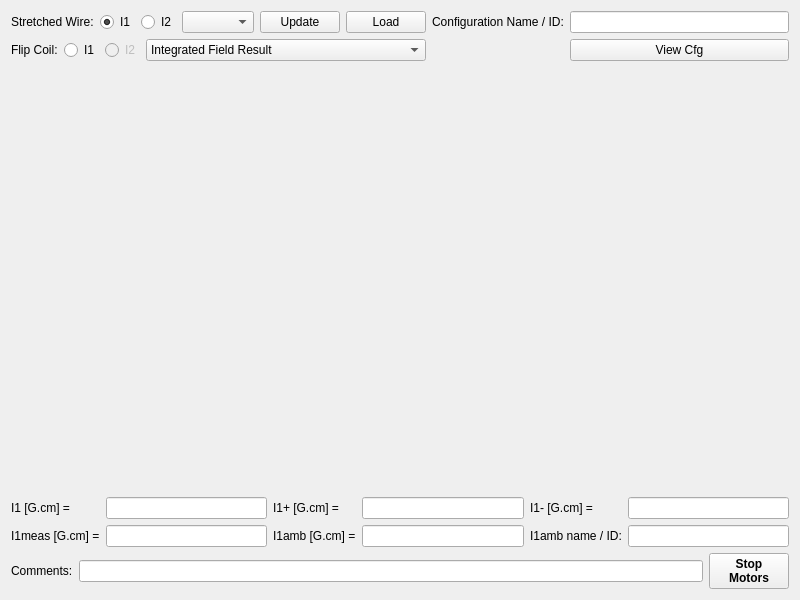
The window that movingwire/gui/ui/analysiswidget.ui (lnls-ima/moving-wire-control) describes before a commit, drawn with Qt 5.
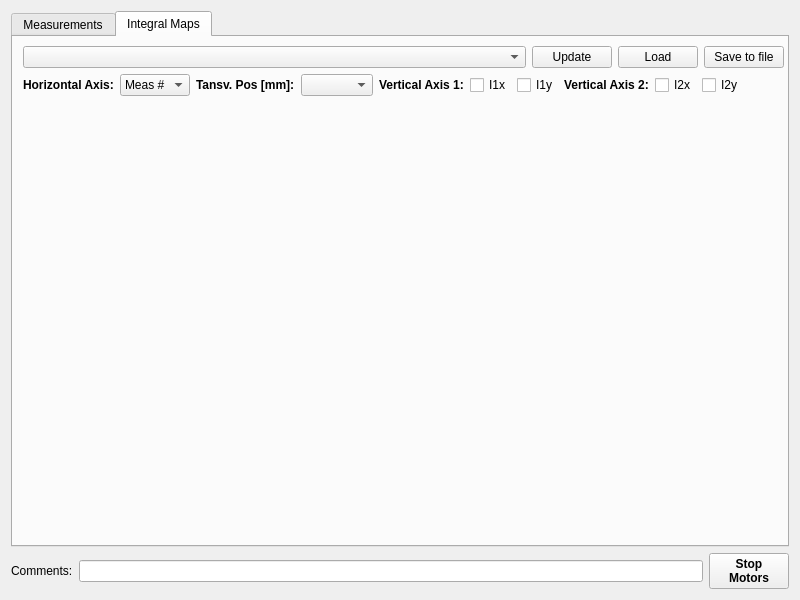
The same window after the commit. The open tabs and pages were chosen to show the change. Icons and pictures are not drawn.

Commit message: Adding field integrals map.

The edit to the form file:
```diff
--- a/movingwire/gui/ui/analysiswidget.ui
+++ b/movingwire/gui/ui/analysiswidget.ui
@@ -13,6 +13,64 @@
   <property name="windowTitle">
    <string>Form</string>
   </property>
+  <layout class="QGridLayout" name="gridLayout_4">
+   <item row="1" column="0">
+    <layout class="QHBoxLayout" name="horizontalLayout_3">
+     <item>
+      <widget class="QLabel" name="label_8">
+       <property name="sizePolicy">
+        <sizepolicy hsizetype="Maximum" vsizetype="Preferred">
+         <horstretch>0</horstretch>
+         <verstretch>0</verstretch>
+        </sizepolicy>
+       </property>
+       <property name="text">
+        <string>Comments:</string>
+       </property>
+      </widget>
+     </item>
+     <item>
+      <widget class="QLineEdit" name="le_comments">
+       <property name="readOnly">
+        <bool>true</bool>
+       </property>
+      </widget>
+     </item>
+     <item>
+      <widget class="QPushButton" name="pbt_stop_motors">
+       <property name="font">
+        <font>
+         <weight>75</weight>
+         <bold>true</bold>
+        </font>
+       </property>
+       <property name="text">
+        <string>Stop
+Motors</string>
+       </property>
+       <property name="icon">
+        <iconset>
+         <normaloff>../../resources/img/stop.svg</normaloff>../../resources/img/stop.svg</iconset>
+       </property>
+       <property name="iconSize">
+        <size>
+         <width>25</width>
+         <height>25</height>
+        </size>
+       </property>
+      </widget>
+     </item>
+    </layout>
+   </item>
+   <item row="0" column="0">
+    <widget class="QTabWidget" name="twg_analysis">
+     <property name="currentIndex">
+      <number>0</number>
+     </property>
+     <widget class="QWidget" name="measurements">
+      <attribute name="title">
+       <string>Measurements</string>
+      </attribute>
   <layout class="QGridLayout" name="gridLayout_2">
    <item row="0" column="0">
     <layout class="QHBoxLayout" name="horizontalLayout_2">
@@ -387,30 +445,73 @@
      </item>
     </layout>
    </item>
-   <item row="4" column="0" colspan="3">
-    <layout class="QHBoxLayout" name="horizontalLayout_3">
+      </layout>
+     </widget>
+     <widget class="QWidget" name="maps">
+      <attribute name="title">
+       <string>Integral Maps</string>
+      </attribute>
+      <widget class="QWidget" name="">
+       <property name="geometry">
+        <rect>
+         <x>10</x>
+         <y>9</y>
+         <width>761</width>
+         <height>501</height>
+        </rect>
+       </property>
+       <layout class="QGridLayout" name="gridLayout_3">
+        <item row="0" column="0">
+         <layout class="QHBoxLayout" name="horizontalLayout_5">
      <item>
-      <widget class="QLabel" name="label_8">
+           <widget class="QComboBox" name="cmb_map_name">
        <property name="sizePolicy">
-        <sizepolicy hsizetype="Maximum" vsizetype="Preferred">
+             <sizepolicy hsizetype="Expanding" vsizetype="Fixed">
          <horstretch>0</horstretch>
          <verstretch>0</verstretch>
         </sizepolicy>
        </property>
+           </widget>
+          </item>
+          <item>
+           <widget class="QPushButton" name="pbt_update_map">
+            <property name="sizePolicy">
+             <sizepolicy hsizetype="Maximum" vsizetype="Maximum">
+              <horstretch>0</horstretch>
+              <verstretch>0</verstretch>
+             </sizepolicy>
+            </property>
        <property name="text">
-        <string>Comments:</string>
+             <string>Update</string>
        </property>
       </widget>
      </item>
      <item>
-      <widget class="QLineEdit" name="le_comments">
-       <property name="readOnly">
-        <bool>true</bool>
+           <widget class="QPushButton" name="pbt_load_map">
+            <property name="text">
+             <string>Load</string>
        </property>
       </widget>
      </item>
      <item>
-      <widget class="QPushButton" name="pbt_stop_motors">
+           <widget class="QPushButton" name="pbt_save_map">
+            <property name="text">
+             <string>Save to file</string>
+            </property>
+           </widget>
+          </item>
+         </layout>
+        </item>
+        <item row="1" column="0">
+         <layout class="QHBoxLayout" name="horizontalLayout_4">
+          <item>
+           <widget class="QLabel" name="label">
+            <property name="sizePolicy">
+             <sizepolicy hsizetype="Maximum" vsizetype="Maximum">
+              <horstretch>0</horstretch>
+              <verstretch>0</verstretch>
+             </sizepolicy>
+            </property>
        <property name="font">
         <font>
          <weight>75</weight>
@@ -418,22 +519,170 @@
         </font>
        </property>
        <property name="text">
-        <string>Stop
-Motors</string>
-       </property>
-       <property name="icon">
-        <iconset>
-         <normaloff>../../resources/img/stop.svg</normaloff>../../resources/img/stop.svg</iconset>
-       </property>
-       <property name="iconSize">
+             <string>Horizontal Axis:</string>
+            </property>
+           </widget>
+          </item>
+          <item>
+           <widget class="QComboBox" name="cmb_hor">
+            <item>
+             <property name="text">
+              <string>Meas #</string>
+             </property>
+            </item>
+            <item>
+             <property name="text">
+              <string>X [mm]</string>
+             </property>
+            </item>
+            <item>
+             <property name="text">
+              <string>Y [mm]</string>
+             </property>
+            </item>
+           </widget>
+          </item>
+          <item>
+           <widget class="QLabel" name="lbl_transv_pos">
+            <property name="sizePolicy">
+             <sizepolicy hsizetype="Preferred" vsizetype="Maximum">
+              <horstretch>0</horstretch>
+              <verstretch>0</verstretch>
+             </sizepolicy>
+            </property>
+            <property name="font">
+             <font>
+              <weight>75</weight>
+              <bold>true</bold>
+             </font>
+            </property>
+            <property name="text">
+             <string>Tansv. Pos [mm]:</string>
+            </property>
+           </widget>
+          </item>
+          <item>
+           <widget class="QComboBox" name="cmb_transv_pos"/>
+          </item>
+          <item>
+           <widget class="QLabel" name="label_2">
+            <property name="sizePolicy">
+             <sizepolicy hsizetype="Maximum" vsizetype="Maximum">
+              <horstretch>0</horstretch>
+              <verstretch>0</verstretch>
+             </sizepolicy>
+            </property>
+            <property name="font">
+             <font>
+              <weight>75</weight>
+              <bold>true</bold>
+             </font>
+            </property>
+            <property name="text">
+             <string>Vertical Axis 1:</string>
+            </property>
+           </widget>
+          </item>
+          <item>
+           <widget class="QCheckBox" name="chb_I1x">
+            <property name="sizePolicy">
+             <sizepolicy hsizetype="Maximum" vsizetype="Fixed">
+              <horstretch>0</horstretch>
+              <verstretch>0</verstretch>
+             </sizepolicy>
+            </property>
+            <property name="text">
+             <string>I1x</string>
+            </property>
+           </widget>
+          </item>
+          <item>
+           <widget class="QCheckBox" name="chb_I1y">
+            <property name="sizePolicy">
+             <sizepolicy hsizetype="Maximum" vsizetype="Fixed">
+              <horstretch>0</horstretch>
+              <verstretch>0</verstretch>
+             </sizepolicy>
+            </property>
+            <property name="text">
+             <string>I1y</string>
+            </property>
+           </widget>
+          </item>
+          <item>
+           <widget class="QLabel" name="label_3">
+            <property name="sizePolicy">
+             <sizepolicy hsizetype="Maximum" vsizetype="Maximum">
+              <horstretch>0</horstretch>
+              <verstretch>0</verstretch>
+             </sizepolicy>
+            </property>
+            <property name="font">
+             <font>
+              <weight>75</weight>
+              <bold>true</bold>
+             </font>
+            </property>
+            <property name="text">
+             <string>Vertical Axis 2:</string>
+            </property>
+           </widget>
+          </item>
+          <item>
+           <widget class="QCheckBox" name="chb_I2x">
+            <property name="sizePolicy">
+             <sizepolicy hsizetype="Maximum" vsizetype="Maximum">
+              <horstretch>0</horstretch>
+              <verstretch>0</verstretch>
+             </sizepolicy>
+            </property>
+            <property name="text">
+             <string>I2x</string>
+            </property>
+           </widget>
+          </item>
+          <item>
+           <widget class="QCheckBox" name="chb_I2y">
+            <property name="sizePolicy">
+             <sizepolicy hsizetype="Maximum" vsizetype="Maximum">
+              <horstretch>0</horstretch>
+              <verstretch>0</verstretch>
+             </sizepolicy>
+            </property>
+            <property name="text">
+             <string>I2y</string>
+            </property>
+           </widget>
+          </item>
+          <item>
+           <spacer name="horizontalSpacer_3">
+            <property name="orientation">
+             <enum>Qt::Horizontal</enum>
+            </property>
+            <property name="sizeHint" stdset="0">
         <size>
-         <width>25</width>
-         <height>25</height>
-        </size>
-       </property>
+              <width>40</width>
+              <height>20</height>
+             </size>
+            </property>
+           </spacer>
+          </item>
+         </layout>
+        </item>
+        <item row="2" column="0">
+         <widget class="QWidget" name="wg_plot_map" native="true">
+          <property name="sizePolicy">
+           <sizepolicy hsizetype="Minimum" vsizetype="Expanding">
+            <horstretch>0</horstretch>
+            <verstretch>0</verstretch>
+           </sizepolicy>
+          </property>
       </widget>
      </item>
     </layout>
+      </widget>
+     </widget>
+    </widget>
    </item>
   </layout>
  </widget>
```
Left out of the diff: 42 changed lines with no effect on the pictures. Lines whose indentation alone changed are shown as unchanged. The commit also changes 12 other files.
